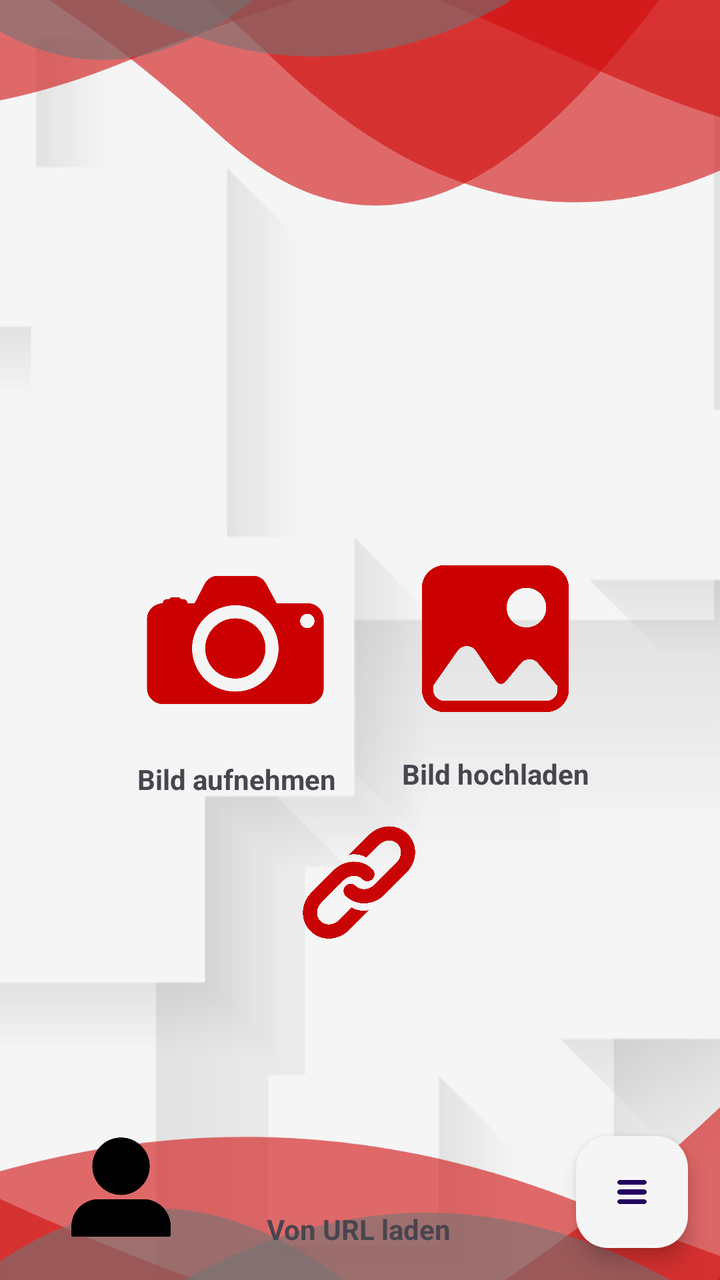
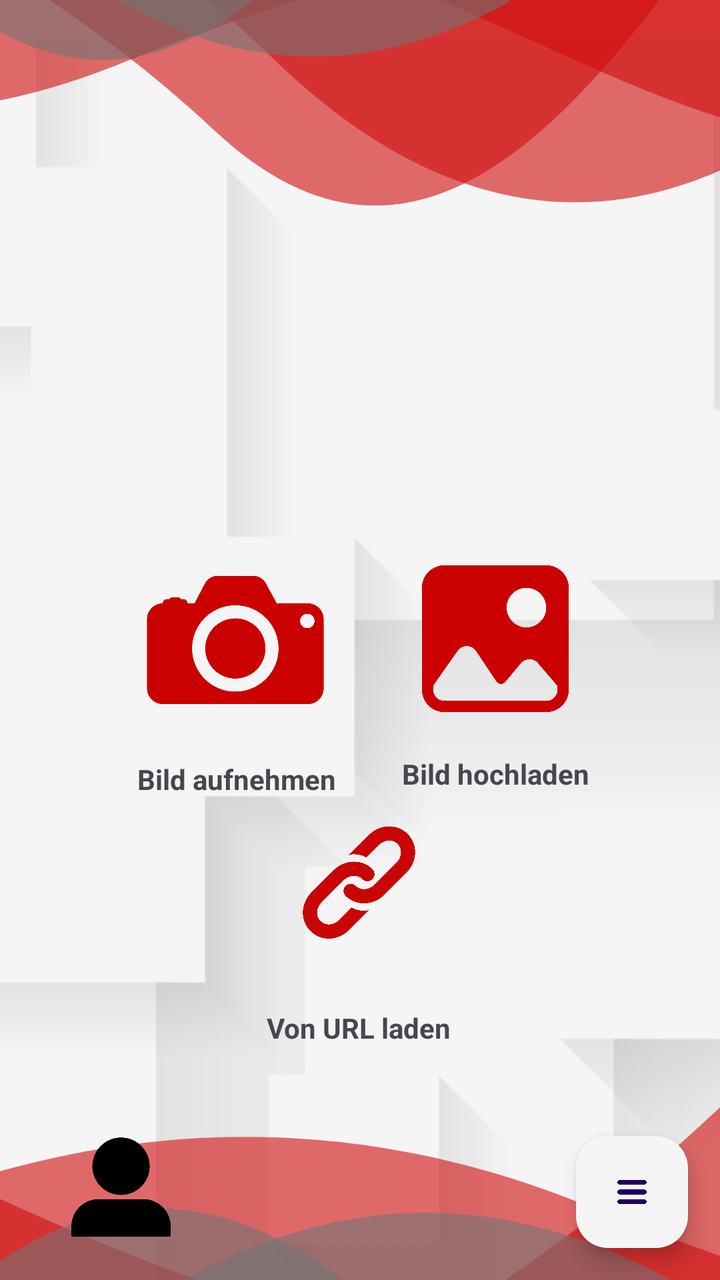

Before-and-after screenshots of an Android layout around one commit, followed by the original layout XML and the change that was made.
<!-- AndroidManifest.xml: application theme Theme.TrafficSceneAnalyser -->
<!-- res/layout/activity_main.xml -->
<?xml version="1.0" encoding="utf-8"?>
<androidx.constraintlayout.widget.ConstraintLayout xmlns:android="http://schemas.android.com/apk/res/android"
    xmlns:app="http://schemas.android.com/apk/res-auto"
    xmlns:tools="http://schemas.android.com/tools"
    android:id="@+id/main"
    android:layout_width="match_parent"
    android:layout_height="match_parent"
    android:background="?attr/selectableItemBackgroundBorderless"
    tools:context=".MainActivity">

    <androidx.constraintlayout.widget.ConstraintLayout
        android:layout_width="match_parent"
        android:layout_height="match_parent"
        app:layout_constraintBottom_toBottomOf="parent"
        app:layout_constraintEnd_toEndOf="parent"
        app:layout_constraintHorizontal_bias="0.0"
        app:layout_constraintStart_toStartOf="parent"
        app:layout_constraintTop_toTopOf="parent"
        app:layout_constraintVertical_bias="0.0">

        <ImageView
            android:id="@+id/background"
            android:layout_width="726dp"
            android:layout_height="801dp"
            app:layout_constraintBottom_toBottomOf="parent"
            app:layout_constraintEnd_toEndOf="parent"
            app:layout_constraintHorizontal_bias="1.0"
            app:layout_constraintStart_toStartOf="parent"
            app:layout_constraintTop_toTopOf="parent"
            app:layout_constraintVertical_bias="0.12"
            app:srcCompat="@drawable/background" />

        <ImageView
            android:id="@+id/Toplayout"
            android:layout_width="407dp"
            android:layout_height="565dp"
            app:layout_constraintBottom_toBottomOf="parent"
            app:layout_constraintEnd_toEndOf="parent"
            app:layout_constraintStart_toStartOf="parent"
            app:layout_constraintTop_toTopOf="parent"
            app:layout_constraintVertical_bias="0.0"
            app:srcCompat="@drawable/toplayout" />

        <ImageView
            android:id="@+id/imageView8"
            android:layout_width="486dp"
            android:layout_height="689dp"
            android:rotationY="180"
            app:layout_constraintBottom_toBottomOf="parent"
            app:layout_constraintEnd_toEndOf="parent"
            app:layout_constraintHorizontal_bias="0.0"
            app:layout_constraintStart_toStartOf="parent"
            app:layout_constraintTop_toTopOf="parent"
            app:layout_constraintVertical_bias="1.0"
            app:srcCompat="@drawable/bottomlayout" />

        <ImageView
            android:id="@+id/profile"
            android:layout_width="113dp"
            android:layout_height="108dp"
            android:layout_marginStart="4dp"
            android:contentDescription="@string/profile"
            android:onClick="goToProfile"
            app:layout_constraintBottom_toBottomOf="parent"
            app:layout_constraintStart_toStartOf="parent"
            app:srcCompat="@drawable/userrr" />

        <ImageButton
            android:id="@+id/btnBildHochladen"
            android:layout_width="100dp"
            android:layout_height="100dp"
            android:backgroundTint="#00F8F6F6"
            android:scaleType="fitCenter"
            android:src="@drawable/galerieicon1"
            app:layout_constraintBottom_toBottomOf="parent"
            app:layout_constraintEnd_toEndOf="parent"
            app:layout_constraintHorizontal_bias="0.76"
            app:layout_constraintStart_toStartOf="parent"
            app:layout_constraintTop_toTopOf="parent"
            app:layout_constraintVertical_bias="0.499" />

        <ImageButton
            android:id="@+id/btnBildAufnehmen"
            android:layout_width="120dp"
            android:layout_height="120dp"
            android:backgroundTint="#00FFFFFF"
            android:scaleType="fitCenter"
            android:src="@drawable/cameraicon1"
            app:layout_constraintBottom_toBottomOf="parent"
            app:layout_constraintEnd_toEndOf="parent"
            app:layout_constraintHorizontal_bias="0.24"
            app:layout_constraintStart_toStartOf="parent"
            app:layout_constraintTop_toTopOf="parent" />

        <ImageButton
            android:id="@+id/btnBildInternet"
            android:layout_width="149dp"
            android:layout_height="126dp"
            android:backgroundTint="#00F8F6F6"
            android:scaleType="fitCenter"
            android:src="@drawable/url"
            app:layout_constraintBottom_toBottomOf="parent"
            app:layout_constraintEnd_toEndOf="parent"
            app:layout_constraintHorizontal_bias="0.498"
            app:layout_constraintStart_toStartOf="parent"
            app:layout_constraintTop_toTopOf="parent"
            app:layout_constraintVertical_bias="0.736" />

        <TextView
            android:id="@+id/textView3"
            android:layout_width="wrap_content"
            android:layout_height="wrap_content"
            android:text="Bild aufnehmen"
            android:textStyle="bold"
            app:layout_constraintBottom_toBottomOf="parent"
            app:layout_constraintEnd_toEndOf="parent"
            app:layout_constraintHorizontal_bias="0.263"
            app:layout_constraintStart_toStartOf="parent"
            app:layout_constraintTop_toBottomOf="@+id/btnBildAufnehmen"
            app:layout_constraintVertical_bias="0.0" />

        <TextView
            android:id="@+id/textView4"
            android:layout_width="wrap_content"
            android:layout_height="wrap_content"
            android:text="Bild hochladen"
            android:textSize="14sp"
            android:textStyle="bold"
            app:layout_constraintBottom_toBottomOf="parent"
            app:layout_constraintEnd_toEndOf="parent"
            app:layout_constraintHorizontal_bias="0.755"
            app:layout_constraintStart_toStartOf="parent"
            app:layout_constraintTop_toBottomOf="@+id/btnBildHochladen"
            app:layout_constraintVertical_bias="0.032" />

        <com.google.android.material.floatingactionbutton.FloatingActionButton
            android:id="@+id/main_fab"
            android:layout_width="wrap_content"
            android:layout_height="wrap_content"
            android:layout_alignParentEnd="true"
            android:layout_alignParentBottom="true"
            android:layout_margin="16dp"
            android:layout_marginTop="300dp"
            android:src="@drawable/menuuuu"
            app:backgroundTint="@color/grayRed"
            app:layout_constraintBottom_toBottomOf="parent"
            app:layout_constraintEnd_toEndOf="parent"
            app:layout_constraintHorizontal_bias="1.0"
            app:layout_constraintStart_toStartOf="parent"
            app:layout_constraintTop_toTopOf="parent"
            app:layout_constraintVertical_bias="1.0"
            tools:ignore="MissingConstraints" />

        <com.google.android.material.floatingactionbutton.FloatingActionButton
            android:id="@+id/historyicon"
            android:layout_width="wrap_content"
            android:layout_height="wrap_content"
            android:layout_alignParentEnd="true"
            android:layout_alignParentBottom="true"
            android:layout_margin="16dp"
            android:src="@drawable/historyicon"
            android:visibility="gone"
            app:backgroundTint="#F6F5F5"
            app:layout_constraintBottom_toTopOf="@+id/main_fab"
            app:layout_constraintEnd_toEndOf="@+id/main_fab"
            app:layout_constraintStart_toStartOf="@+id/main_fab"
            tools:ignore="MissingConstraints" />

        <com.google.android.material.floatingactionbutton.FloatingActionButton
            android:id="@+id/fab2"
            android:layout_width="wrap_content"
            android:layout_height="wrap_content"
            android:layout_alignParentEnd="true"
            android:layout_alignParentBottom="true"
            android:layout_margin="16dp"
            android:layout_marginBottom="16dp"
            android:src="@drawable/settingsicon"
            android:visibility="gone"
            app:backgroundTint="#F6F5F5"
            app:layout_constraintBottom_toTopOf="@+id/historyicon"
            app:layout_constraintEnd_toEndOf="@+id/historyicon"
            app:layout_constraintStart_toStartOf="@+id/historyicon"
            tools:ignore="MissingConstraints" />

        <TextView
            android:id="@+id/textView2"
            android:layout_width="wrap_content"
            android:layout_height="wrap_content"
            android:layout_marginTop="40dp"
            android:text="Von URL laden"
            android:textStyle="bold"
            app:layout_constraintEnd_toEndOf="@+id/btnBildInternet"
            app:layout_constraintStart_toStartOf="@+id/btnBildInternet"
            app:layout_constraintTop_toBottomOf="@+id/Toplayout" />

    </androidx.constraintlayout.widget.ConstraintLayout>


</androidx.constraintlayout.widget.ConstraintLayout>
<!-- resources referenced by this layout -->
<resources>
  <color name="grayRed">#F6F5F5 </color>
  <!-- drawable background: png bitmap (drawable-hdpi, 37305 bytes) -->
  <!-- drawable bottomlayout: png bitmap (drawable-hdpi, 51256 bytes) -->
  <!-- drawable cameraicon1: png bitmap (drawable-hdpi, 29262 bytes) -->
  <!-- drawable galerieicon1: png bitmap (drawable-hdpi, 26308 bytes) -->
  <!-- drawable historyicon: png bitmap (drawable, 34738 bytes) -->
  <!-- drawable menuuuu: png bitmap (drawable, 15010 bytes) -->
  <!-- drawable settingsicon: png bitmap (drawable, 29431 bytes) -->
  <!-- drawable toplayout: png bitmap (drawable-hdpi, 57639 bytes) -->
  <!-- drawable url: png bitmap (drawable, 41880 bytes) -->
  <!-- drawable userrr: png bitmap (drawable, 53564 bytes) -->
  <string name="profile">Zum Profil wechseln</string>
  <style name="Theme.TrafficSceneAnalyser" parent="Base.Theme.TrafficSceneAnalyser" />
  <style name="Base.Theme.TrafficSceneAnalyser" parent="Theme.Material3.DayNight.NoActionBar">
          
          
      </style>
</resources>

<!-- the commit's change to res/layout/activity_main.xml (unified diff, before → after) -->
@@ -186,12 +186,11 @@
             android:id="@+id/textView2"
             android:layout_width="wrap_content"
             android:layout_height="wrap_content"
-            android:layout_marginTop="40dp"
             android:text="Von URL laden"
             android:textStyle="bold"
             app:layout_constraintEnd_toEndOf="@+id/btnBildInternet"
             app:layout_constraintStart_toStartOf="@+id/btnBildInternet"
-            app:layout_constraintTop_toBottomOf="@+id/Toplayout" />
+            app:layout_constraintTop_toBottomOf="@+id/btnBildInternet" />
 
     </androidx.constraintlayout.widget.ConstraintLayout>
 
